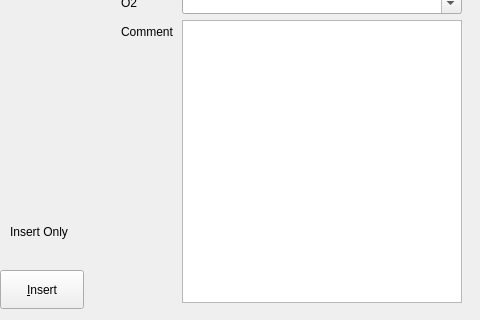
Before: the Qt Designer form addvitals.ui in lbase/bpvitals, drawn with Qt 5; both pictures show x 0 to 480 and y 160 to 480 of the 640 by 480 pixel window.
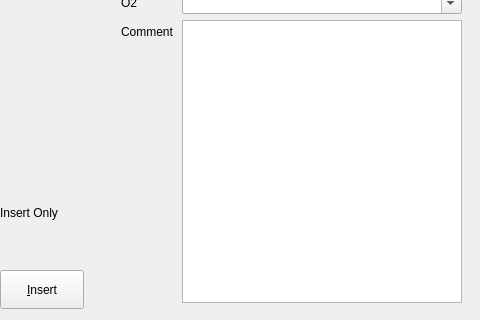
After: the same form once the commit is applied.

```diff
--- a/addvitals.ui
+++ b/addvitals.ui
@@ -202,10 +202,10 @@
   <widget class="QLabel" name="lblInsert">
    <property name="geometry">
     <rect>
-     <x>10</x>
-     <y>380</y>
-     <width>101</width>
-     <height>23</height>
+     <x>0</x>
+     <y>342</y>
+     <width>111</width>
+     <height>61</height>
     </rect>
    </property>
    <property name="text">
```
